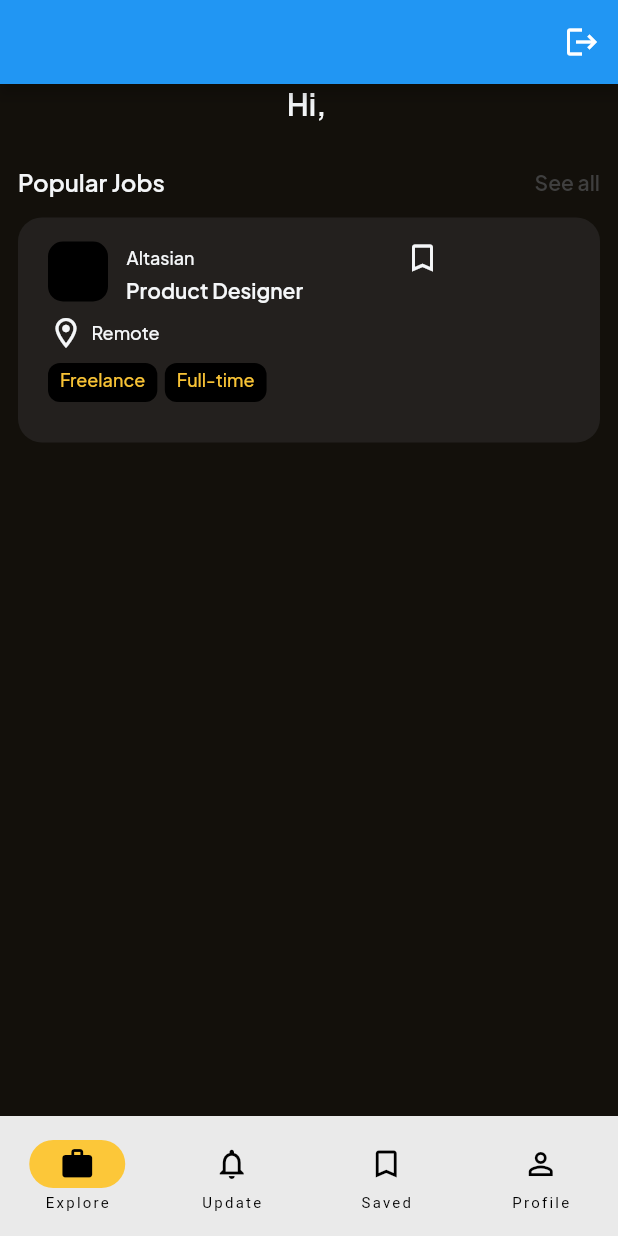
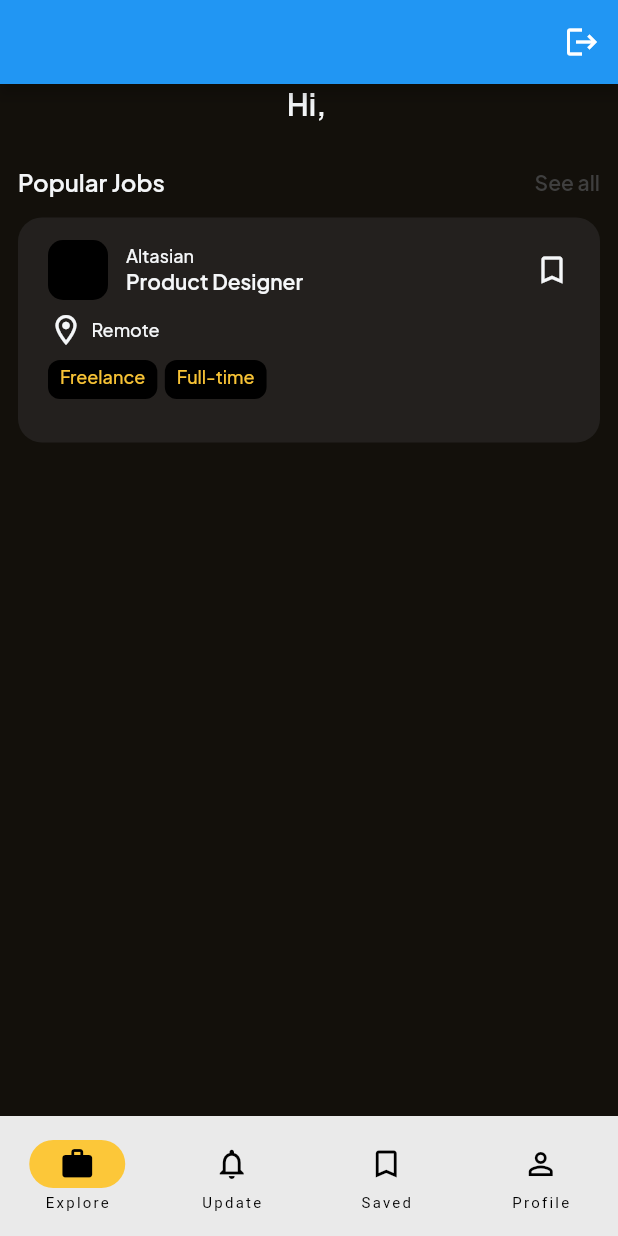
Before and after one commit to michaelAngelo1/enablind, a Flutter app: the screen it shows once a user with an empty profile is signed in, on a phone screen of 412 x 824 dp. Run offline on Flutter 3.47's test engine with Material 2 defaults, Android fonts, the phone set to English and light mode, and no system bars; our stand-ins replace cloud_firestore, firebase_auth, firebase_core, firebase_database, google_fonts; accounts and stored records are empty.

Commit message:
fix: refactored jobcard widget

```diff
--- a/lib/pages/jobs/jobcard.dart
+++ b/lib/pages/jobs/jobcard.dart
@@ -21,10 +21,12 @@ class JobCard extends StatelessWidget {
         padding: const EdgeInsets.symmetric(horizontal: 20.0, vertical: 15),
         child: Column(
           mainAxisAlignment: MainAxisAlignment.start,
+          crossAxisAlignment: CrossAxisAlignment.start,
           children: <Widget>[
 
             // Card Job List Content
             Row(
+              mainAxisAlignment: MainAxisAlignment.start,
               children: [
                 // Company Logo
                 Container(
@@ -39,10 +41,7 @@ class JobCard extends StatelessWidget {
 
                 // Column for Company & Role
                 Column(
-                  children: [
-
-                    // Company
-                    Row(
+                  crossAxisAlignment: CrossAxisAlignment.start,
                   children: [
                     Text(
                       "Altasian",
@@ -52,22 +51,7 @@ class JobCard extends StatelessWidget {
                         color: titleContentColor,
                       )
                     ),
-
-                        // Save Job List
-                        Container(
-                          margin: const EdgeInsets.only(left: 140.0),
-                          width: 2,
-                          child: Icon(
-                            Icons.bookmark_border_outlined,
-                            color: titleContentColor,
-                          ),
-                        )
-                      ],
-                    ),
-
                     // Role Text
-                    Row(
-                      children: [
                     Text(
                       "Product Designer",
                       style: GoogleFonts.plusJakartaSans(
@@ -76,13 +60,23 @@ class JobCard extends StatelessWidget {
                         color: titleContentColor,
                       )
                     ),
-                        const SizedBox(
-                          width: 70,
-                        )
                   ],
+                ),
+                // Save Job List TODO: Change to iconButton
+                Expanded(
+                  child: Column(
+                    crossAxisAlignment: CrossAxisAlignment.end,
+                    children: [
+                      Container(
+                        // margin: const EdgeInsets.only(left: 140.0),
+                        child: Icon(
+                          Icons.bookmark_border_outlined,
+                          color: titleContentColor,
+                        ),
                       ),
                     ],
                   ),
+                )
               ],
             ),
 
@@ -106,7 +100,8 @@ class JobCard extends StatelessWidget {
               ]
             ),
             const SizedBox(height: 8.0),
-            Row(
+            Wrap(
+              spacing: 5,
               children: <Widget>[
                 Container(
                   height: 26,
@@ -124,7 +119,7 @@ class JobCard extends StatelessWidget {
                     )
                   )
                 ),
-                const SizedBox(width: 5),
+
                 Container(
                   height: 26,
                   padding: const EdgeInsets.symmetric(horizontal: 8, vertical: 4),
```
Lines whose indentation alone changed are shown as unchanged.
